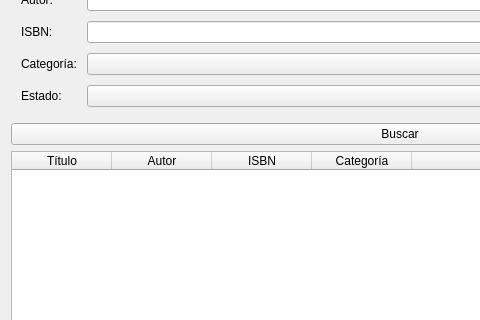
Above: Proyecto/ui/screens/CU17_search_books_screen.ui from CL200111/Ingesoft2025-1G8 before the change; both pictures show x 0 to 480 and y 107 to 427 of the 800 by 600 pixel window. Below: the same form after it.
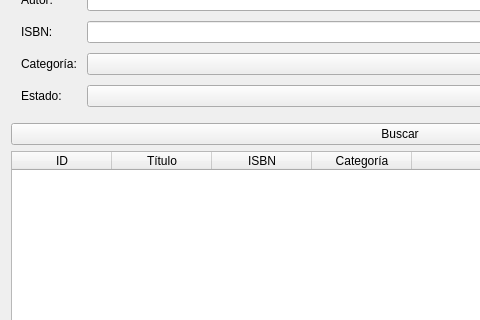
That is the form after the change.

The edit to the form file:
```diff
--- a/Proyecto/ui/screens/CU17_search_books_screen.ui
+++ b/Proyecto/ui/screens/CU17_search_books_screen.ui
@@ -126,12 +126,12 @@
      </attribute>
      <column>
       <property name="text">
-       <string>Título</string>
+       <string>ID</string>
       </property>
      </column>
      <column>
       <property name="text">
-       <string>Autor</string>
+       <string>Título</string>
       </property>
      </column>
      <column>
```
Left out of the diff: 12 changed lines with no effect on the pictures.
